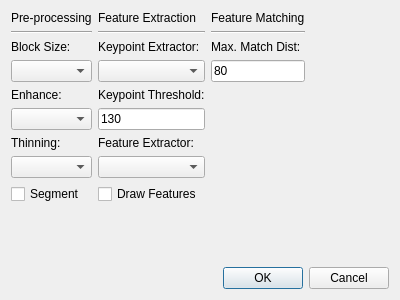
The window that Proyecto-Final/configdialog.ui (nlandau91/Proyecto-Final) describes before a commit, drawn with Qt 5.
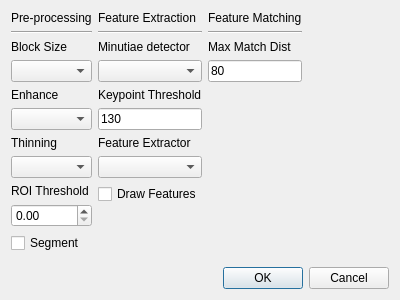
The same window after the commit.

What changed in the file:
```diff
--- a/Proyecto-Final/configdialog.ui
+++ b/Proyecto-Final/configdialog.ui
@@ -45,7 +45,7 @@
        <item>
         <widget class="QLabel" name="label_3">
          <property name="text">
-          <string>Block Size:</string>
+          <string>Block Size</string>
          </property>
         </widget>
        </item>
@@ -55,7 +55,7 @@
        <item>
         <widget class="QLabel" name="label">
          <property name="text">
-          <string>Enhance:</string>
+          <string>Enhance</string>
          </property>
         </widget>
        </item>
@@ -72,13 +72,30 @@
        <item>
         <widget class="QLabel" name="label_2">
          <property name="text">
-          <string>Thinning:</string>
+          <string>Thinning</string>
          </property>
         </widget>
        </item>
        <item>
         <widget class="QComboBox" name="comboBox_thi"/>
        </item>
+       <item>
+        <widget class="QLabel" name="label_11">
+         <property name="text">
+          <string>ROI Threshold</string>
+         </property>
+        </widget>
+       </item>
+       <item>
+        <widget class="QDoubleSpinBox" name="doubleSpinBox_roi">
+         <property name="maximum">
+          <double>1.000000000000000</double>
+         </property>
+         <property name="singleStep">
+          <double>0.010000000000000</double>
+         </property>
+        </widget>
+       </item>
        <item>
         <widget class="QCheckBox" name="checkBox_seg">
          <property name="text">
@@ -126,7 +143,7 @@
        <item>
         <widget class="QLabel" name="label_9">
          <property name="text">
-          <string>Keypoint Extractor:</string>
+          <string>Minutiae detector</string>
          </property>
         </widget>
        </item>
@@ -136,7 +153,7 @@
        <item>
         <widget class="QLabel" name="label_6">
          <property name="text">
-          <string>&lt;html&gt;&lt;head/&gt;&lt;body&gt;&lt;p&gt;Keypoint Threshold:&lt;/p&gt;&lt;/body&gt;&lt;/html&gt;</string>
+          <string>Keypoint Threshold</string>
          </property>
          <property name="textFormat">
           <enum>Qt::AutoText</enum>
@@ -159,7 +176,7 @@
        <item>
         <widget class="QLabel" name="label_10">
          <property name="text">
-          <string>Feature Extractor:</string>
+          <string>Feature Extractor</string>
          </property>
         </widget>
        </item>
@@ -207,7 +224,7 @@
        <item>
         <widget class="QLabel" name="label_5">
          <property name="text">
-          <string>&lt;html&gt;&lt;head/&gt;&lt;body&gt;&lt;p&gt;Max. Match Dist:&lt;/p&gt;&lt;/body&gt;&lt;/html&gt;</string>
+          <string>Max Match Dist</string>
          </property>
         </widget>
        </item>
```
